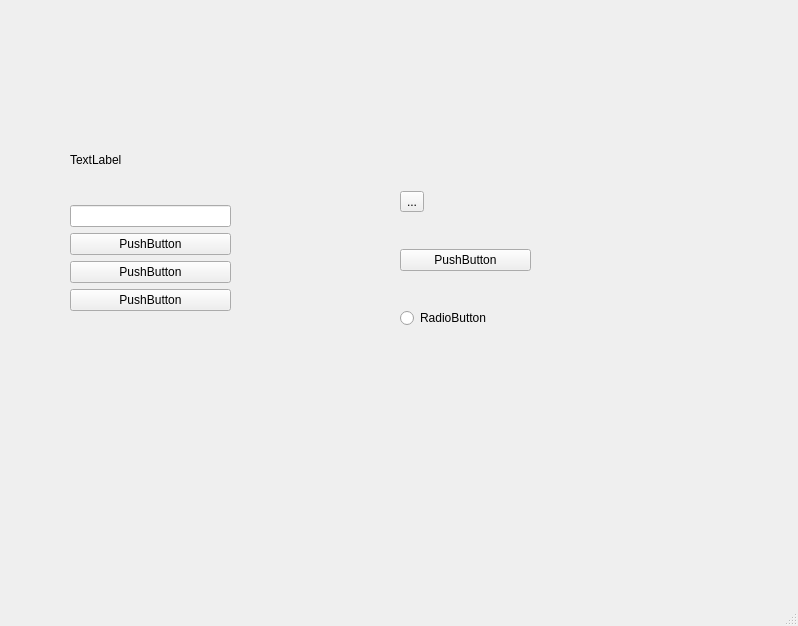
Above: designer/MainWinVerticalLayout.ui from nangec/PyQT5 before the change. Below: the same form after it.
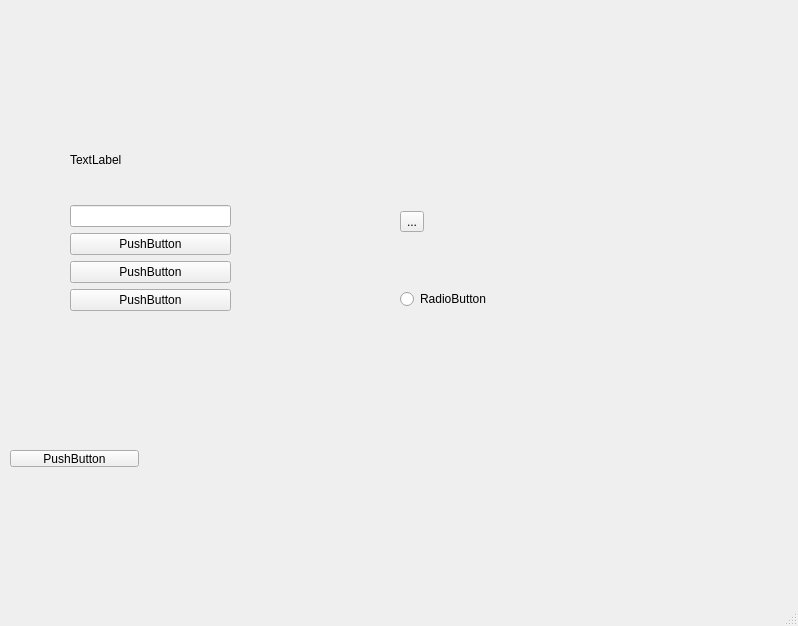
That is the form after the change.

Commit message: 栅格布局

```diff
--- a/designer/MainWinVerticalLayout.ui
+++ b/designer/MainWinVerticalLayout.ui
@@ -31,13 +31,6 @@
        </property>
       </widget>
      </item>
-     <item>
-      <widget class="QPushButton" name="pushButton_4">
-       <property name="text">
-        <string>PushButton</string>
-       </property>
-      </widget>
-     </item>
      <item>
       <widget class="QRadioButton" name="radioButton">
        <property name="text">
@@ -47,6 +40,19 @@
      </item>
     </layout>
    </widget>
+   <widget class="QPushButton" name="pushButton_4">
+    <property name="geometry">
+     <rect>
+      <x>10</x>
+      <y>450</y>
+      <width>129</width>
+      <height>17</height>
+     </rect>
+    </property>
+    <property name="text">
+     <string>PushButton</string>
+    </property>
+   </widget>
    <widget class="QWidget" name="">
     <property name="geometry">
      <rect>
```
The commit also changes 4 other files.
